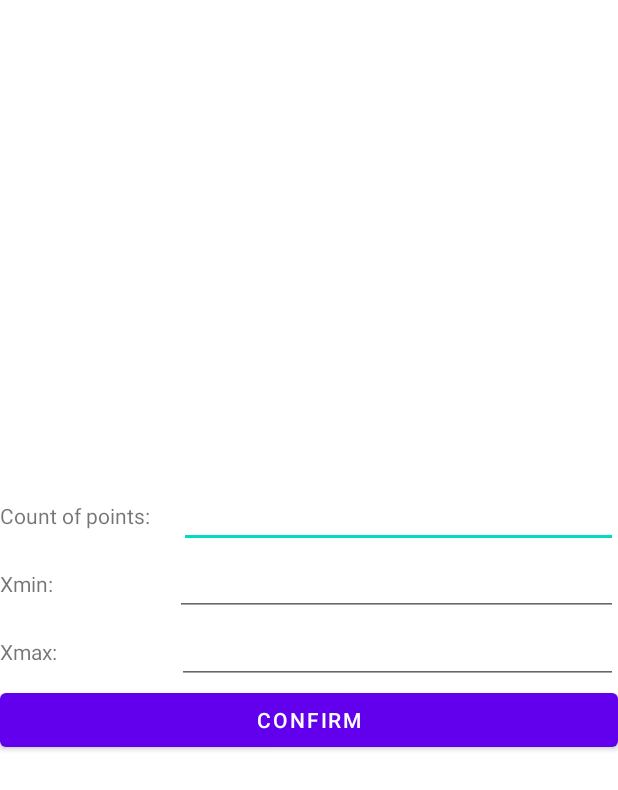
After one commit to Kazel321/lab09_Lukyanov, an Android app: the layout activity_data.xml on its own in the app's theme, with its tools: preview values and no code run, on a phone screen of 412 x 824 dp. The commit adds this screen. Shown: the top 790 px of the screen. Run offline under Robolectric (Android 15) with nearby library versions, the phone set to English and light mode, and no system bars.

Commit message:
added for 4

```diff
--- a/app/src/main/AndroidManifest.xml
+++ b/app/src/main/AndroidManifest.xml
@@ -10,6 +10,9 @@
         android:supportsRtl="true"
         android:theme="@style/Theme.Lab08Lukyanov">
         <activity
+            android:name=".DataActivity"
+            android:exported="false" />
+        <activity
             android:name=".MainActivity"
             android:exported="true">
             <intent-filter>
--- /dev/null
+++ b/app/src/main/res/layout/activity_data.xml
@@ -0,0 +1,80 @@
+<?xml version="1.0" encoding="utf-8"?>
+<LinearLayout xmlns:android="http://schemas.android.com/apk/res/android"
+    xmlns:app="http://schemas.android.com/apk/res-auto"
+    xmlns:tools="http://schemas.android.com/tools"
+    android:layout_width="match_parent"
+    android:layout_height="match_parent"
+    android:gravity="center"
+    android:orientation="vertical"
+    tools:context=".DataActivity">
+
+    <LinearLayout
+        android:layout_width="match_parent"
+        android:layout_height="wrap_content"
+        android:orientation="horizontal">
+
+        <TextView
+            android:id="@+id/lab_Count"
+            android:layout_width="wrap_content"
+            android:layout_height="wrap_content"
+            android:layout_weight="1"
+            android:text="@string/lab_count" />
+
+        <EditText
+            android:id="@+id/txt_Count"
+            android:layout_width="wrap_content"
+            android:layout_height="wrap_content"
+            android:layout_weight="4"
+            android:ems="10"
+            android:inputType="numberSigned" />
+    </LinearLayout>
+
+    <LinearLayout
+        android:layout_width="match_parent"
+        android:layout_height="wrap_content"
+        android:orientation="horizontal">
+
+        <TextView
+            android:id="@+id/lab_Xmin"
+            android:layout_width="wrap_content"
+            android:layout_height="wrap_content"
+            android:layout_weight="1"
+            android:text="@string/lab_Xmin" />
+
+        <EditText
+            android:id="@+id/txt_Xmin"
+            android:layout_width="wrap_content"
+            android:layout_height="wrap_content"
+            android:layout_weight="1"
+            android:ems="10"
+            android:inputType="numberSigned" />
+    </LinearLayout>
+
+    <LinearLayout
+        android:layout_width="match_parent"
+        android:layout_height="wrap_content"
+        android:orientation="horizontal">
+
+        <TextView
+            android:id="@+id/lab_Xmax"
+            android:layout_width="wrap_content"
+            android:layout_height="wrap_content"
+            android:layout_weight="1"
+            android:text="@string/lab_Xmax" />
+
+        <EditText
+            android:id="@+id/txt_Xmax"
+            android:layout_width="wrap_content"
+            android:layout_height="wrap_content"
+            android:layout_weight="1"
+            android:ems="10"
+            android:inputType="numberSigned" />
+    </LinearLayout>
+
+    <Button
+        android:id="@+id/btn_Confirm"
+        android:layout_width="match_parent"
+        android:layout_height="wrap_content"
+        android:onClick="onConfirm"
+        android:text="@string/btn_confirm" />
+</LinearLayout>
--- a/app/src/main/res/values/strings.xml
+++ b/app/src/main/res/values/strings.xml
@@ -1,3 +1,9 @@
 <resources>
     <string name="app_name">lab08 - Lukyanov</string>
+    <string name="lab_count">Count of points:</string>
+    <string name="lab_Xmin">Xmin:</string>
+    <string name="lab_Xmax">Xmax:</string>
+    <string name="btn_confirm">CONFIRM</string>
+    <string name="lab_Points">Change points</string>
+    <string name="lab_Func">Choose function</string>
 </resources>
```
Also changed, not shown: app/src/main/java/com/example/lab08_lukyanov/DataActivity.java (added, +54 -0 lines), app/src/main/java/com/example/lab08_lukyanov/MainActivity.java (+116 -6 lines), app/src/main/res/layout/dialog_function.xml (added, +19 -0 lines), app/src/main/res/menu/menu1.xml (added, +15 -0 lines).
